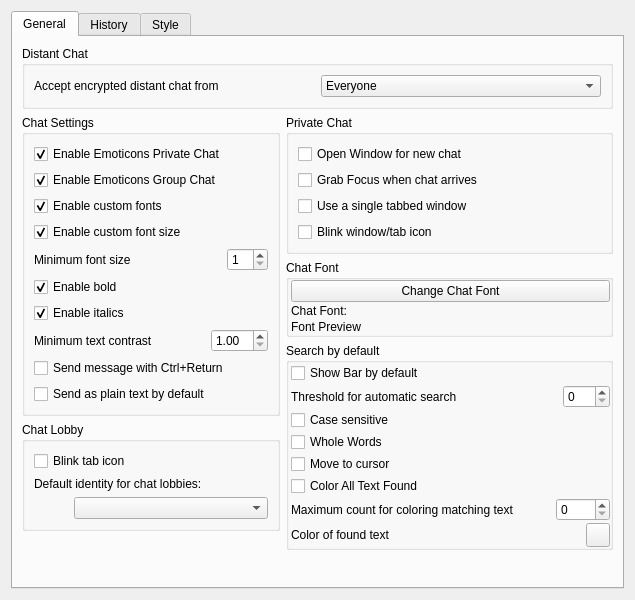
This is retroshare-gui/src/gui/settings/ChatPage.ui in RetroShare/RetroShare as Qt 5 draws it before an edit. The edited form follows.
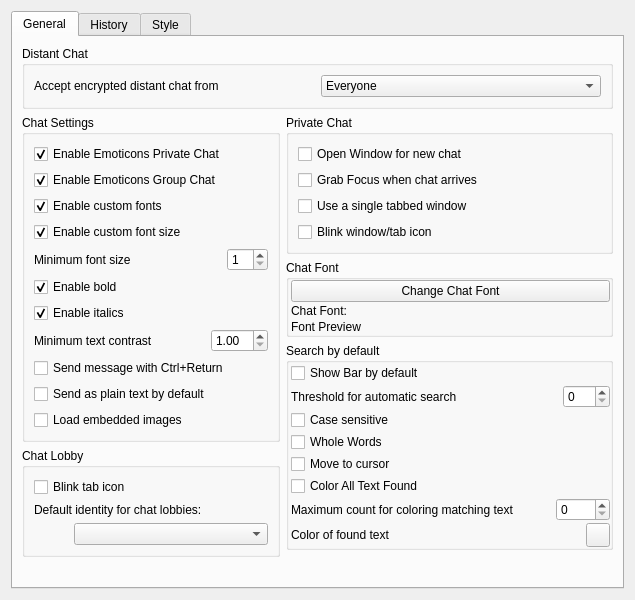
This is the edited form. Custom widgets are drawn as their Qt base class.

Commit message: Add Chat Load Embedded Images Option like forum and message.

What changed in the file:
```diff
--- a/retroshare-gui/src/gui/settings/ChatPage.ui
+++ b/retroshare-gui/src/gui/settings/ChatPage.ui
@@ -218,6 +218,13 @@
               </property>
              </widget>
             </item>
+            <item>
+             <widget class="QCheckBox" name="loadEmbeddedImages">
+              <property name="text">
+               <string>Load embedded images</string>
+              </property>
+             </widget>
+            </item>
            </layout>
           </widget>
          </item>
```
The commit also changes 5 other files.
